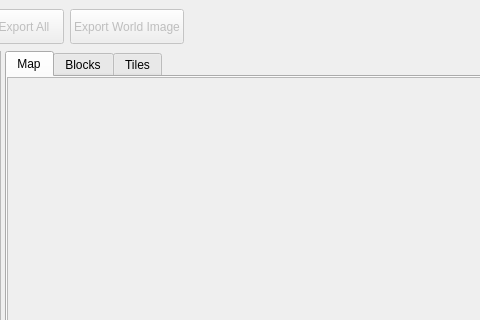
The window that src/mainwindow.ui (SirSnorealot/PokeCompDumper) describes before a commit, drawn with Qt 5; both pictures show x 325 to 805 and y 0 to 320 of the 1030 by 620 pixel window.
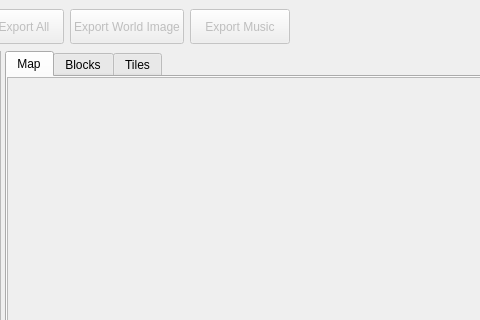
The same window after the commit.

Commit message: Attempt to add music exporting...

```diff
--- a/src/mainwindow.ui
+++ b/src/mainwindow.ui
@@ -164,6 +164,28 @@
         </property>
        </widget>
       </item>
+      <item>
+       <widget class="QPushButton" name="exportMusicBtn">
+        <property name="enabled">
+         <bool>false</bool>
+        </property>
+        <property name="minimumSize">
+         <size>
+          <width>100</width>
+          <height>35</height>
+         </size>
+        </property>
+        <property name="maximumSize">
+         <size>
+          <width>120</width>
+          <height>35</height>
+         </size>
+        </property>
+        <property name="text">
+         <string>Export Music</string>
+        </property>
+       </widget>
+      </item>
       <item>
        <spacer name="toolbarSpacer">
         <property name="orientation">
```
The commit also changes 9 other files.
